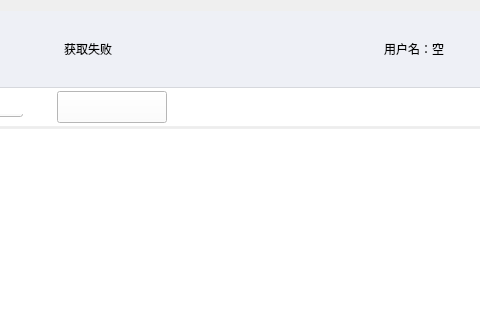
Qt form mainwindow.ui (HustGw/CLLLLLLLSAFFFFFEWINN) before a commit; both pictures show x 227 to 707 and y 0 to 320 of the 1084 by 674 pixel window.
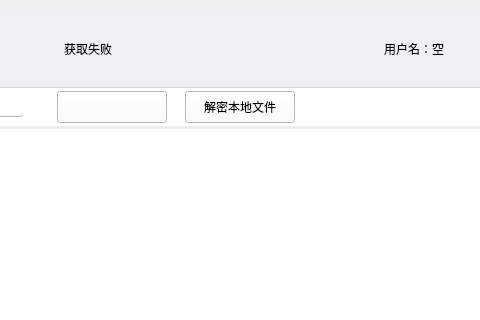
The same form after that commit. The open tabs and pages were chosen to show the change. Icons and pictures are not drawn.

```diff
--- a/mainwindow.ui
+++ b/mainwindow.ui
@@ -406,6 +406,22 @@
        </size>
       </property>
      </widget>
+     <widget class="QPushButton" name="pushButton_16">
+      <property name="geometry">
+       <rect>
+        <x>237</x>
+        <y>4</y>
+        <width>110</width>
+        <height>32</height>
+       </rect>
+      </property>
+      <property name="accessibleDescription">
+       <string>批量删除</string>
+      </property>
+      <property name="text">
+       <string>解密本地文件</string>
+      </property>
+     </widget>
     </widget>
     <widget class="QWidget" name="page_3">
      <widget class="QPushButton" name="pushButton_5">
```
Left out of the diff: 2 changed lines with no effect on the pictures.
